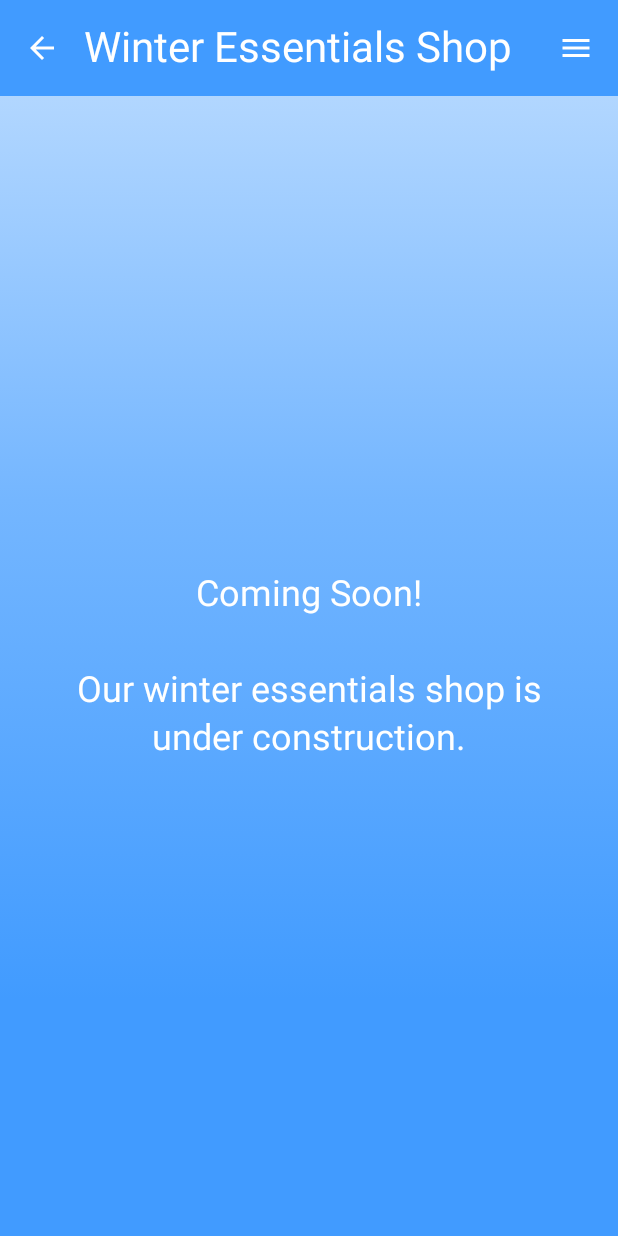
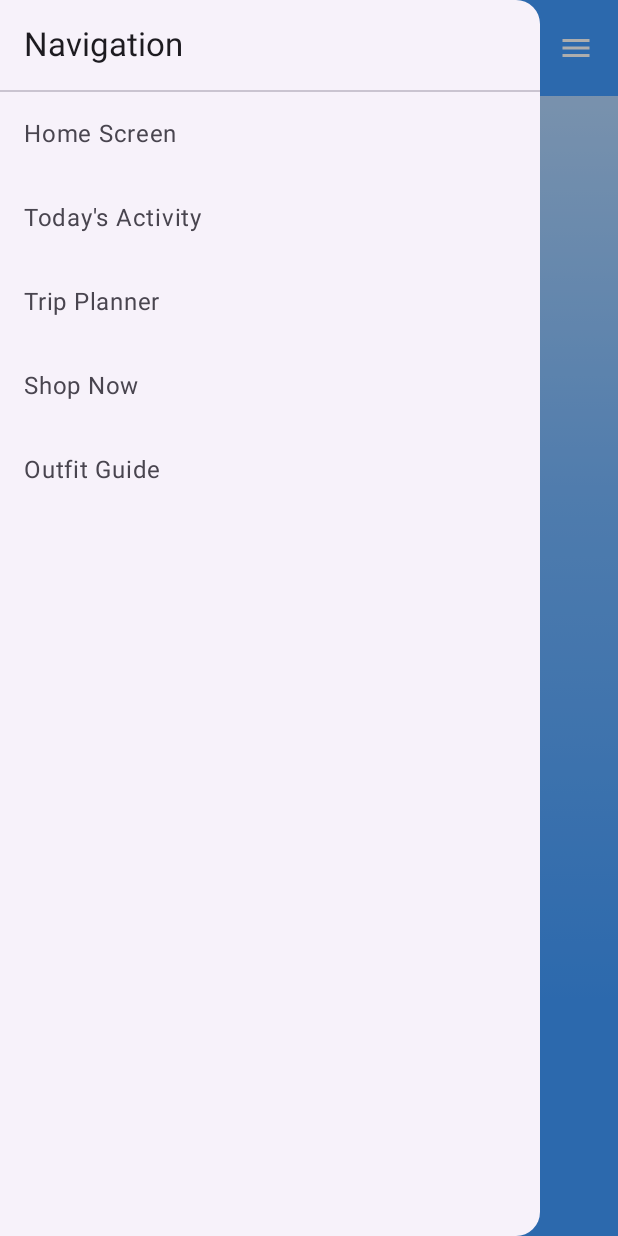
Before and after one commit to Mobile-Development-Project-Group-14/ChillMate, an Android app built with Jetpack Compose: the ShopScreen screen opened through its navigation route, after a tap on "Menu", on a phone screen of 412 x 824 dp. Run offline under Robolectric (Android 15) with nearby library versions, the phone set to English and light mode, and no system bars.

Commit message:
Add navigation drawer to top bar #66

```diff
--- a/app/src/main/java/com/example/chillmate/ui/components/ChillMateScaffold.kt
+++ b/app/src/main/java/com/example/chillmate/ui/components/ChillMateScaffold.kt
@@ -3,16 +3,19 @@ package com.example.chillmate.ui.components
 import androidx.compose.foundation.layout.PaddingValues
 import androidx.compose.foundation.layout.padding
 import androidx.compose.material.icons.Icons
-import androidx.compose.material.icons.filled.ArrowBack
 import androidx.compose.material.icons.filled.Menu
 import androidx.compose.material3.*
+import androidx.compose.material3.DrawerValue
+import androidx.compose.material3.ModalDrawerSheet
+import androidx.compose.material3.ModalNavigationDrawer
+import androidx.compose.material3.NavigationDrawerItem
+import androidx.compose.material3.rememberDrawerState
 import androidx.compose.runtime.*
 import androidx.compose.ui.Modifier
 import androidx.compose.ui.graphics.Color
 import androidx.compose.ui.unit.dp
 import androidx.navigation.NavController
 import com.example.chillmate.ui.theme.AppTheme
-import kotlinx.coroutines.CoroutineScope
 import kotlinx.coroutines.launch
 
 @OptIn(ExperimentalMaterial3Api::class)
@@ -37,10 +40,46 @@ fun ChillMateScaffold(
                     style = MaterialTheme.typography.titleLarge
                 )
                 Divider()
-                DrawerItem("Home Screen", "home", navController, drawerState, scope)
-                DrawerItem("Today's Activity", "todayActivity", navController, drawerState, scope)
-                DrawerItem("Shop Now", "shop", navController, drawerState, scope)
-
+                NavigationDrawerItem(
+                    label = { Text("Home Screen") },
+                    selected = false,
+                    onClick = {
+                        navController.navigate("home")
+                        scope.launch { drawerState.close() }
+                    }
+                )
+                NavigationDrawerItem(
+                    label = { Text("Today's Activity") },
+                    selected = false,
+                    onClick = {
+                        navController.navigate("todayActivity")
+                        scope.launch { drawerState.close() }
+                    }
+                )
+                NavigationDrawerItem(
+                    label = { Text("Trip Planner") },
+                    selected = false,
+                    onClick = {
+                        navController.navigate("tripPlanner")
+                        scope.launch { drawerState.close() }
+                    }
+                )
+                NavigationDrawerItem(
+                    label = { Text("Shop Now") },
+                    selected = false,
+                    onClick = {
+                        navController.navigate("shop")
+                        scope.launch { drawerState.close() }
+                    }
+                )
+                NavigationDrawerItem(
+                    label = { Text("Outfit Guide") }, // ✅ Added Outfit Guide
+                    selected = false,
+                    onClick = {
+                        navController.navigate("outfitGuide")
+                        scope.launch { drawerState.close() }
+                    }
+                )
             }
         }
     ) {
@@ -49,19 +88,20 @@ fun ChillMateScaffold(
                 TopAppBar(
                     title = {
                         Text(
-                            text = title,
+                            title,
                             style = MaterialTheme.typography.headlineMedium,
                             color = Color.White
                         )
                     },
                     colors = TopAppBarDefaults.topAppBarColors(
-                        containerColor = AppTheme.getTopBarColor(isDay)
+                        containerColor = AppTheme.getTopBarColor(isDay),
+                        titleContentColor = Color.White
                     ),
                     navigationIcon = {
                         if (showBackButton) {
                             IconButton(onClick = { navController.popBackStack() }) {
                                 Icon(
-                                    imageVector = Icons.Default.ArrowBack,
+                                    imageVector = Icons.Default.Menu,
                                     contentDescription = "Back",
                                     tint = Color.White
                                 )
@@ -71,7 +111,7 @@ fun ChillMateScaffold(
                     actions = {
                         IconButton(onClick = { scope.launch { drawerState.open() } }) {
                             Icon(
-                                imageVector = Icons.Default.Menu,
+                                Icons.Default.Menu,
                                 contentDescription = "Menu",
                                 tint = Color.White
                             )
@@ -83,21 +123,3 @@ fun ChillMateScaffold(
         )
     }
 }
-
-@Composable
-private fun DrawerItem(
-    label: String,
-    route: String,
-    navController: NavController,
-    drawerState: DrawerState,
-    scope: CoroutineScope
-) {
-    NavigationDrawerItem(
-        label = { Text(label) },
-        selected = false,
-        onClick = {
-            navController.navigate(route)
-            scope.launch { drawerState.close() }
-        }
-    )
-}
--- a/app/src/main/java/com/example/chillmate/ui/screens/ShopScreen.kt
+++ b/app/src/main/java/com/example/chillmate/ui/screens/ShopScreen.kt
@@ -16,6 +16,8 @@ import androidx.navigation.NavController
 import com.example.chillmate.ui.theme.AppTheme
 import com.example.chillmate.viewmodel.WeatherUiState
 import com.example.chillmate.viewmodel.WeatherViewModel
+import com.example.chillmate.ui.components.ChillMateScaffold
+
 
 @OptIn(ExperimentalMaterial3Api::class)
 @Composable
@@ -25,40 +27,11 @@ fun ShopScreen(navController: NavController, viewModel: WeatherViewModel) {
         else -> true
     }
 
-    Scaffold(
-        topBar = {
-            TopAppBar(
-                title = {
-                    Text(
-                        "Winter Essentials Shop",
-                        style = MaterialTheme.typography.headlineMedium,
-                        color = Color.White
-                    )
-                },
-                colors = TopAppBarDefaults.topAppBarColors(
-                    containerColor = AppTheme.getTopBarColor(isDay),
-                    titleContentColor = Color.White
-                ),
-                navigationIcon = {
-                    IconButton(onClick = { navController.popBackStack() }) {
-                        Icon(
-                            imageVector = Icons.AutoMirrored.Filled.ArrowBack,
-                            contentDescription = "Back",
-                            tint = Color.White
-                        )
-                    }
-                },
-                actions = {
-                    IconButton(onClick = { /* TODO: Handle menu */ }) {
-                        Icon(
-                            Icons.Default.Menu,
-                            contentDescription = "Menu",
-                            tint = Color.White
-                        )
-                    }
-                }
-            )
-        }
+    ChillMateScaffold(
+        navController = navController,
+        isDay = isDay,
+        title = "Winter Essentials Shop",
+        showBackButton = true
     ) { paddingValues ->
         Box(
             modifier = Modifier
```
